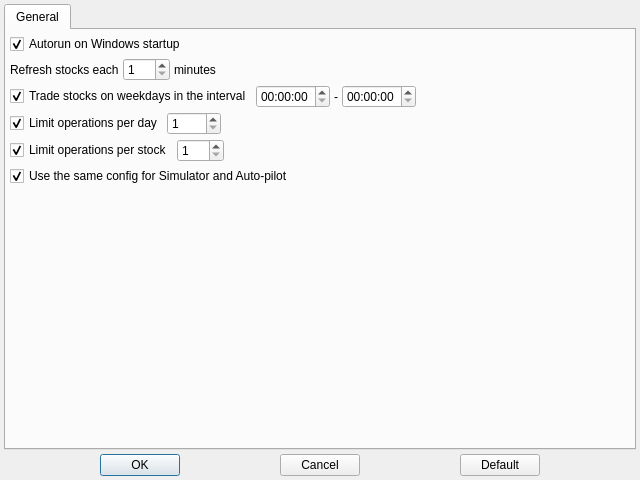
The window that src/config/settingsdialog.ui (Gris87/TInvestor) describes before a commit, drawn with Qt 5.
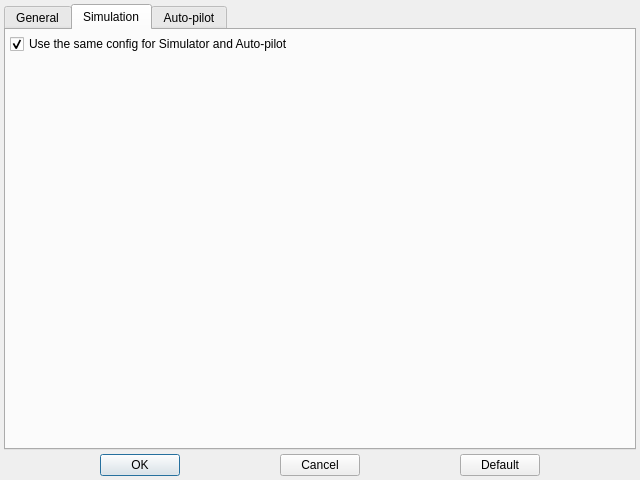
The same window after the commit.

Patch:
```diff
--- a/src/config/settingsdialog.ui
+++ b/src/config/settingsdialog.ui
@@ -32,7 +32,7 @@
    <item>
     <widget class="QTabWidget" name="mainTabWidget">
      <property name="currentIndex">
-      <number>0</number>
+      <number>1</number>
      </property>
      <widget class="QWidget" name="generalTab">
       <attribute name="title">
@@ -231,16 +231,6 @@
          </item>
         </layout>
        </item>
-       <item>
-        <widget class="QCheckBox" name="useForSimulatorAndAutoPilotCheckBox">
-         <property name="text">
-          <string>Use the same config for Simulator and Auto-pilot</string>
-         </property>
-         <property name="checked">
-          <bool>true</bool>
-         </property>
-        </widget>
-       </item>
        <item>
         <spacer name="verticalSpacer">
          <property name="orientation">
@@ -256,6 +246,96 @@
        </item>
       </layout>
      </widget>
+     <widget class="QWidget" name="simulationTab">
+      <attribute name="title">
+       <string>Simulation</string>
+      </attribute>
+      <layout class="QVBoxLayout" name="verticalLayout_3">
+       <property name="spacing">
+        <number>4</number>
+       </property>
+       <property name="leftMargin">
+        <number>4</number>
+       </property>
+       <property name="topMargin">
+        <number>4</number>
+       </property>
+       <property name="rightMargin">
+        <number>4</number>
+       </property>
+       <property name="bottomMargin">
+        <number>4</number>
+       </property>
+       <item>
+        <widget class="QCheckBox" name="simulatorConfigCommonCheckBox">
+         <property name="text">
+          <string>Use the same config for Simulator and Auto-pilot</string>
+         </property>
+         <property name="checked">
+          <bool>true</bool>
+         </property>
+        </widget>
+       </item>
+       <item>
+        <spacer name="verticalSpacer_2">
+         <property name="orientation">
+          <enum>Qt::Orientation::Vertical</enum>
+         </property>
+         <property name="sizeHint" stdset="0">
+          <size>
+           <width>20</width>
+           <height>375</height>
+          </size>
+         </property>
+        </spacer>
+       </item>
+      </layout>
+     </widget>
+     <widget class="QWidget" name="autoPilotTab">
+      <attribute name="title">
+       <string>Auto-pilot</string>
+      </attribute>
+      <layout class="QVBoxLayout" name="verticalLayout_4">
+       <property name="spacing">
+        <number>4</number>
+       </property>
+       <property name="leftMargin">
+        <number>4</number>
+       </property>
+       <property name="topMargin">
+        <number>4</number>
+       </property>
+       <property name="rightMargin">
+        <number>4</number>
+       </property>
+       <property name="bottomMargin">
+        <number>4</number>
+       </property>
+       <item>
+        <widget class="QCheckBox" name="autoPilotConfigCommonCheckBox">
+         <property name="text">
+          <string>Use the same config for Simulator and Auto-pilot</string>
+         </property>
+         <property name="checked">
+          <bool>true</bool>
+         </property>
+        </widget>
+       </item>
+       <item>
+        <spacer name="verticalSpacer_3">
+         <property name="orientation">
+          <enum>Qt::Orientation::Vertical</enum>
+         </property>
+         <property name="sizeHint" stdset="0">
+          <size>
+           <width>20</width>
+           <height>375</height>
+          </size>
+         </property>
+        </spacer>
+       </item>
+      </layout>
+     </widget>
     </widget>
    </item>
    <item>
```
